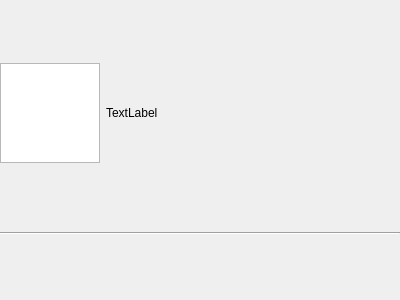
This is src/gui/ui/actionmenuitem.ui in facade-technologies-inc/facile as Qt 5 draws it before an edit. The edited form follows.
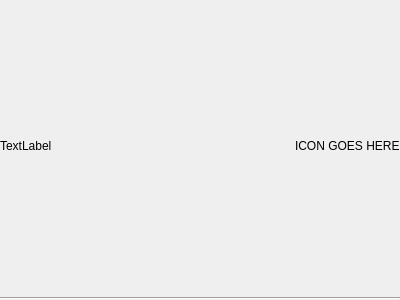
This is the edited form.

Commit message: Show action icons using pixmap instead of graphics view and switched order - now icon is on the right.

Patch:
```diff
--- a/src/gui/ui/actionmenuitem.ui
+++ b/src/gui/ui/actionmenuitem.ui
@@ -28,16 +28,6 @@
    </property>
    <item>
     <layout class="QHBoxLayout" name="horizontalLayout">
-     <item>
-      <widget class="QGraphicsView" name="actionIcon">
-       <property name="maximumSize">
-        <size>
-         <width>100</width>
-         <height>100</height>
-        </size>
-       </property>
-      </widget>
-     </item>
      <item>
       <widget class="QLabel" name="actionLabel">
        <property name="styleSheet">
@@ -48,6 +38,26 @@
        </property>
       </widget>
      </item>
+     <item>
+      <spacer name="horizontalSpacer">
+       <property name="orientation">
+        <enum>Qt::Horizontal</enum>
+       </property>
+       <property name="sizeHint" stdset="0">
+        <size>
+         <width>40</width>
+         <height>20</height>
+        </size>
+       </property>
+      </spacer>
+     </item>
+     <item>
+      <widget class="QLabel" name="actionIcon">
+       <property name="text">
+        <string>ICON GOES HERE</string>
+       </property>
+      </widget>
+     </item>
     </layout>
    </item>
    <item>
```
The commit also changes 2 other files.
